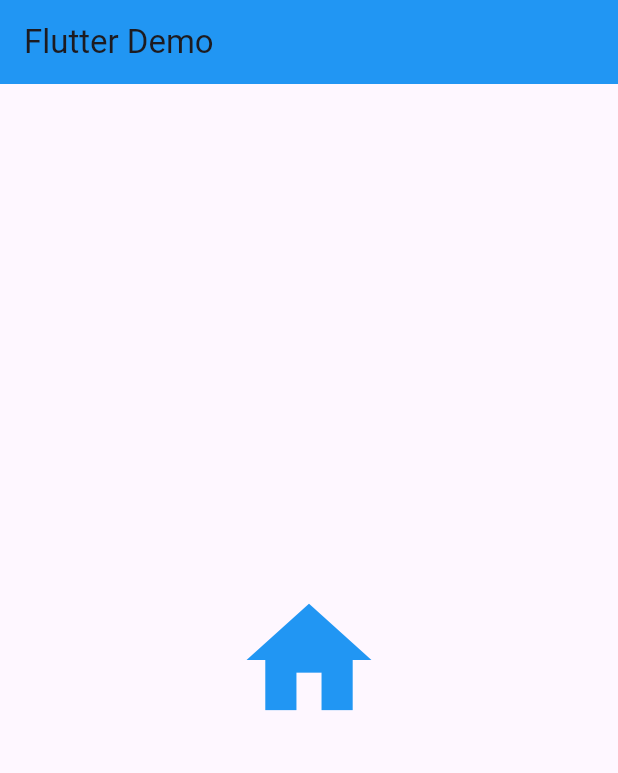
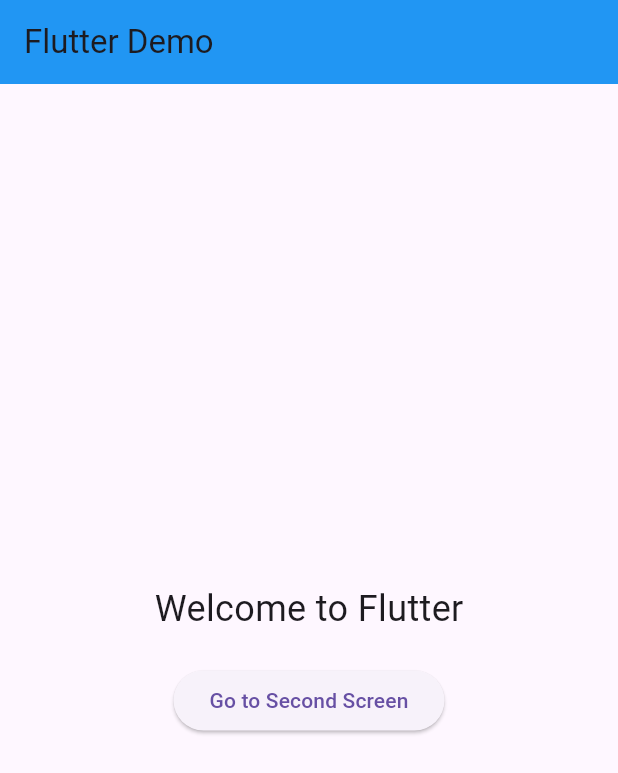
Before and after one commit to anshu-ac-dv/flutter_application_3, a Flutter app: the screen it shows after launch, on a phone screen of 412 x 824 dp. Shown: the top 773 px of the screen. Run offline on Flutter 3.47's test engine with Material 3 defaults, Android fonts, the phone set to English and light mode, and no system bars.

Commit message:
initial commit

```diff
--- a/lib/home_screen.dart
+++ b/lib/home_screen.dart
@@ -1,4 +1,5 @@
 import 'package:flutter/material.dart';
+import 'second_screen.dart';
 
 void main() {
   runApp(const MyHome());
@@ -19,7 +20,24 @@ class MyHome extends StatelessWidget {
           child: Center(
             child: Column(
               mainAxisAlignment: MainAxisAlignment.center,
-              children: [Icon(Icons.home, size: 100, color: Colors.blue)],
+              children: [
+                const Text(
+                  'Welcome to Flutter',
+                  style: TextStyle(fontSize: 24),
+                ),
+                const SizedBox(height: 20),
+                ElevatedButton(
+                  onPressed: () {
+                    Navigator.push(
+                      context,
+                      MaterialPageRoute(
+                        builder: (context) => const MySecondScreen(),
+                      ),
+                    );
+                  },
+                  child: const Text('Go to Second Screen'),
+                ),
+              ],
             ),
           ),
         ),
--- /dev/null
+++ b/lib/second_screen.dart
@@ -0,0 +1,21 @@
+import 'package:flutter/material.dart';
+
+void main() {
+  runApp(const MySecondScreen());
+}
+
+class MySecondScreen extends StatefulWidget {
+  const MySecondScreen({super.key});
+
+  @override
+  State<MySecondScreen> createState() => _MySecondScreenState();
+}
+
+class _MySecondScreenState extends State<MySecondScreen> {
+  @override
+  Widget build(BuildContext context) {
+    return MaterialApp(
+
+    );
+  }
+}
```
